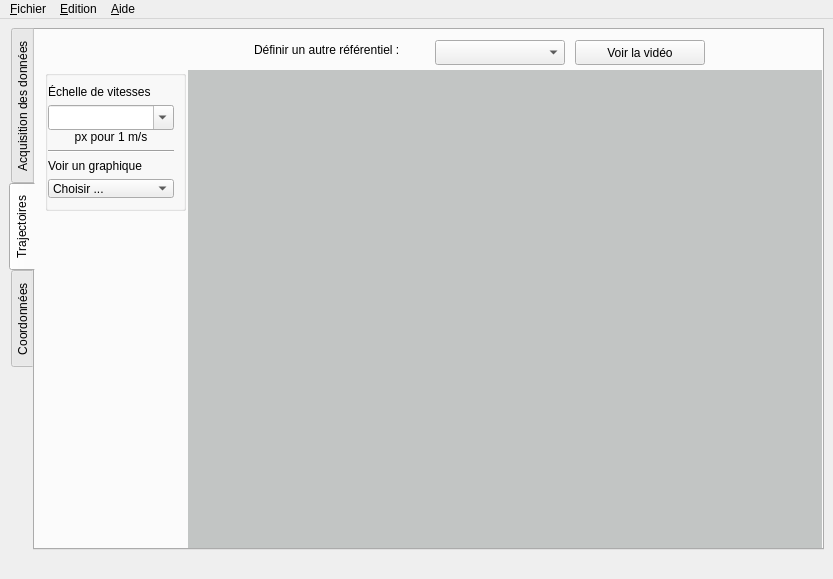
Qt form src/pymecavideo_mini.ui (rene-d/pymecavideo) before a commit.
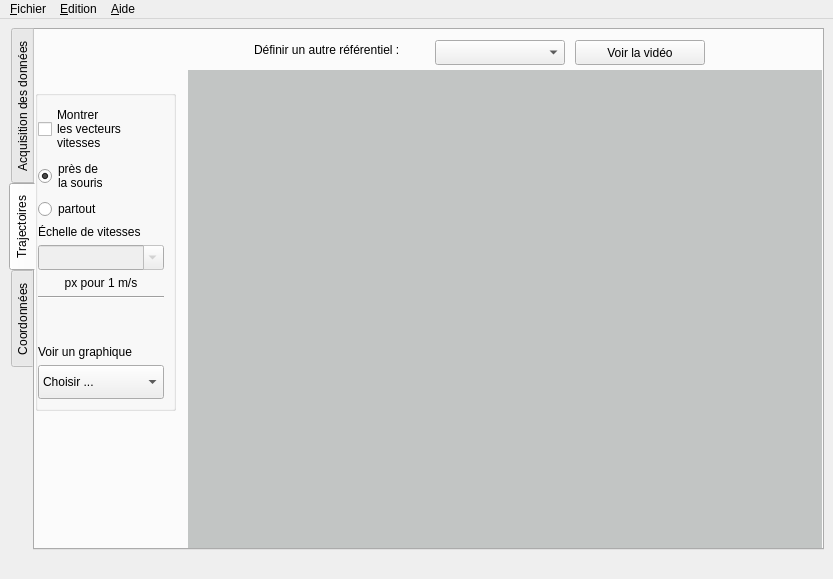
The same form after that commit. The open tabs and pages were chosen to show the change. Custom widgets are drawn as their Qt base class.

The edit to the form file:
```diff
--- a/src/pymecavideo_mini.ui
+++ b/src/pymecavideo_mini.ui
@@ -761,10 +761,10 @@
        <widget class="QGroupBox" name="groupBox_4">
         <property name="geometry">
          <rect>
-          <x>10</x>
-          <y>40</y>
+          <x>0</x>
+          <y>60</y>
           <width>141</width>
-          <height>141</height>
+          <height>321</height>
          </rect>
         </property>
         <property name="title">
@@ -774,6 +774,33 @@
          <property name="leftMargin">
           <number>0</number>
          </property>
+         <item>
+          <widget class="QCheckBox" name="checkBoxVectorSpeed">
+           <property name="text">
+            <string>Montrer 
+les vecteurs
+vitesses</string>
+           </property>
+          </widget>
+         </item>
+         <item>
+          <widget class="QRadioButton" name="radioButtonNearMouse">
+           <property name="text">
+            <string>près de
+la souris</string>
+           </property>
+           <property name="checked">
+            <bool>true</bool>
+           </property>
+          </widget>
+         </item>
+         <item>
+          <widget class="QRadioButton" name="radioButtonSpeedEveryWhere">
+           <property name="text">
+            <string>partout</string>
+           </property>
+          </widget>
+         </item>
          <item>
           <widget class="QLabel" name="label_7">
            <property name="text">
@@ -782,7 +809,10 @@
           </widget>
          </item>
          <item>
-          <widget class="QComboBox" name="echelle_v">
+          <widget class="QComboBox" name="checkBoxScale">
+           <property name="enabled">
+            <bool>false</bool>
+           </property>
            <property name="minimumSize">
             <size>
              <width>61</width>
@@ -811,6 +841,19 @@
            </property>
           </widget>
          </item>
+         <item>
+          <spacer name="verticalSpacer">
+           <property name="orientation">
+            <enum>Qt::Vertical</enum>
+           </property>
+           <property name="sizeHint" stdset="0">
+            <size>
+             <width>20</width>
+             <height>40</height>
+            </size>
+           </property>
+          </spacer>
+         </item>
          <item>
           <widget class="QLabel" name="label_2">
            <property name="text">
```
Left out of the diff: 10 changed lines with no effect on the pictures.
